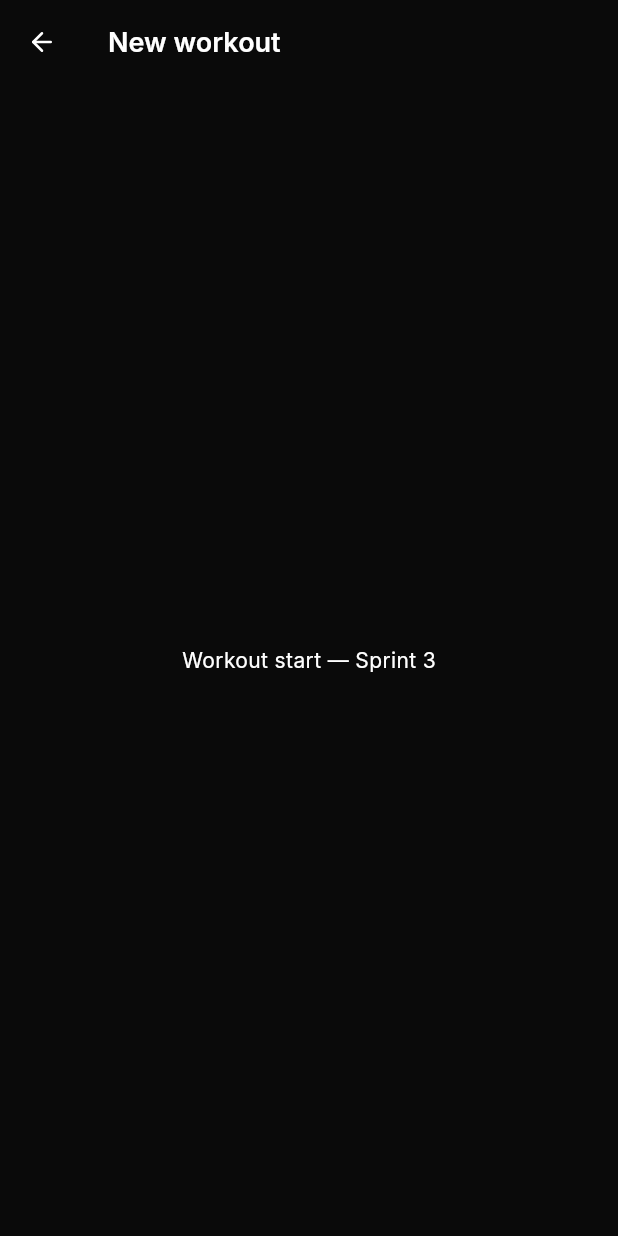
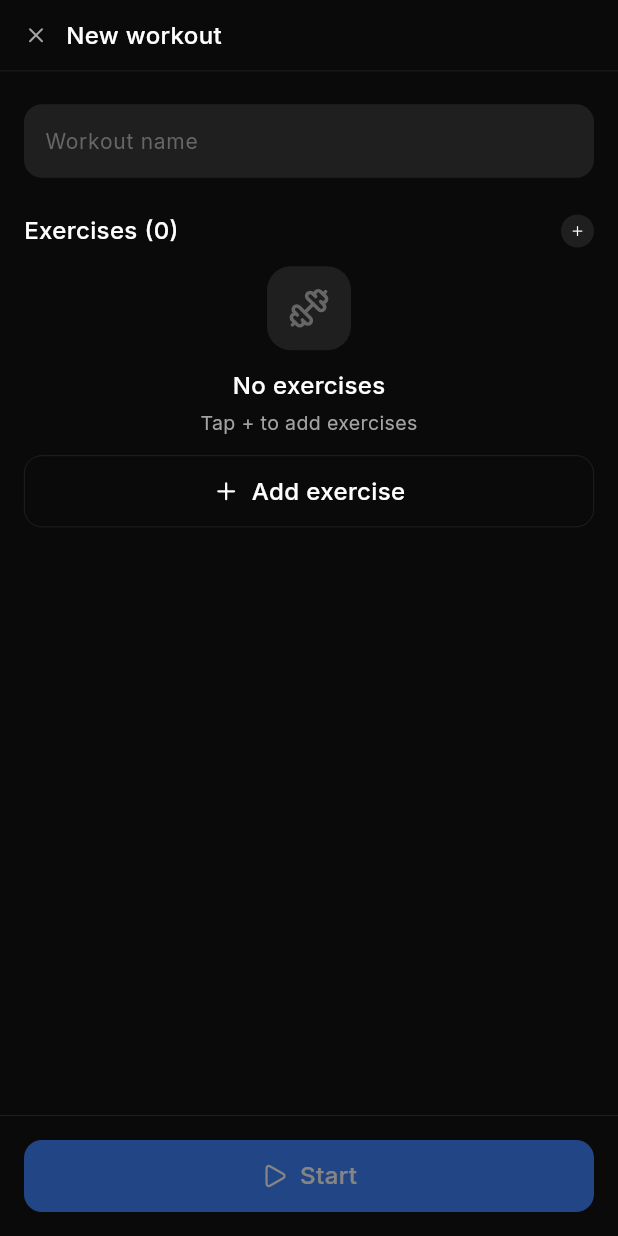
Before and after one commit to N1k312/workout-diary, a Flutter app: the screen it shows once a user with an empty profile is signed in, item 3 of the bottom bar chosen, on a phone screen of 412 x 824 dp. Run offline on Flutter 3.47's test engine with Material 3 defaults, Android fonts, the phone set to English and light mode, and no system bars; our stand-ins replace cloud_firestore, connectivity_plus, firebase_auth, firebase_core, flutter_riverpod, freezed_annotation and 3 more; accounts and stored records are empty.

Commit message:
feat(workout): add Workout Start screen with reorderable exercise list

```diff
--- a/lib/core/router/app_router.dart
+++ b/lib/core/router/app_router.dart
@@ -13,7 +13,7 @@ import '../../features/home/screens/home_screen_placeholder.dart';
 import '../../features/profile/screens/profile_screen_placeholder.dart';
 import '../../features/shell/screens/main_shell.dart';
 import '../../features/workout/screens/history_screen_placeholder.dart';
-import '../../features/workout/screens/workout_start_placeholder.dart';
+import '../../features/workout/screens/workout_start_screen.dart';
 import 'route_paths.dart';
 
 final appRouterProvider = Provider<GoRouter>((ref) {
@@ -86,7 +86,17 @@ final appRouterProvider = Provider<GoRouter>((ref) {
       ),
       GoRoute(
         path: AppRoutes.workoutStart,
-        builder: (context, state) => const WorkoutStartPlaceholder(),
+        builder: (context, state) => const WorkoutStartScreen(),
+      ),
+      GoRoute(
+        path: AppRoutes.activeWorkout,
+        builder: (context, state) {
+          final id = state.uri.queryParameters['id'];
+          return Scaffold(
+            appBar: AppBar(title: const Text('Active Workout (Sprint 4)')),
+            body: Center(child: Text('Workout ID: $id')),
+          );
+        },
       ),
       GoRoute(
         path: AppRoutes.createExercise,
--- /dev/null
+++ b/lib/features/workout/screens/workout_start_screen.dart
@@ -0,0 +1,283 @@
+import 'package:flutter/material.dart';
+import 'package:flutter_riverpod/flutter_riverpod.dart';
+import 'package:go_router/go_router.dart';
+import 'package:lucide_icons/lucide_icons.dart';
+
+import '../../../core/constants/app_colors.dart';
+import '../../../core/constants/app_radii.dart';
+import '../../../core/constants/app_spacing.dart';
+import '../../../core/constants/app_text_styles.dart';
+import '../../../core/router/route_paths.dart';
+import '../../../core/utils/snackbar_helper.dart';
+import '../../../core/widgets/avatars/muscle_group_badge.dart';
+import '../../../core/widgets/buttons/primary_button.dart';
+import '../../../core/widgets/buttons/secondary_button.dart';
+import '../../../core/widgets/inputs/text_input.dart';
+import '../../../core/widgets/states/empty_state.dart';
+import '../../../data/models/exercise_model.dart';
+import '../providers/workout_providers.dart';
+
+class WorkoutStartScreen extends ConsumerStatefulWidget {
+  const WorkoutStartScreen({super.key});
+
+  @override
+  ConsumerState<WorkoutStartScreen> createState() => _WorkoutStartScreenState();
+}
+
+class _WorkoutStartScreenState extends ConsumerState<WorkoutStartScreen> {
+  final _nameController = TextEditingController();
+  final List<ExerciseModel> _selectedExercises = [];
+
+  @override
+  void dispose() {
+    _nameController.dispose();
+    super.dispose();
+  }
+
+  @override
+  Widget build(BuildContext context) {
+    ref.listen(workoutStartNotifierProvider, (prev, next) {
+      if (next.hasError) {
+        showErrorSnackBar(context, next.error.toString());
+      }
+    });
+
+    final isLoading = ref.watch(workoutStartNotifierProvider).isLoading;
+
+    return Scaffold(
+      backgroundColor: AppColors.bgPrimary,
+      body: SafeArea(
+        child: Column(
+          children: [
+            _buildAppBar(context),
+            Expanded(
+              child: SingleChildScrollView(
+                padding: const EdgeInsets.symmetric(
+                  horizontal: AppSpacing.base,
+                ),
+                child: Column(
+                  crossAxisAlignment: CrossAxisAlignment.start,
+                  children: [
+                    const SizedBox(height: AppSpacing.base),
+                    AppTextInput(
+                      label: '',
+                      hintText: 'Workout name',
+                      controller: _nameController,
+                    ),
+                    const SizedBox(height: AppSpacing.lg),
+                    _buildExercisesHeader(),
+                    const SizedBox(height: AppSpacing.md),
+                    _buildExerciseList(),
+                    const SizedBox(height: AppSpacing.md),
+                    SecondaryButton(
+                      label: 'Add exercise',
+                      icon: LucideIcons.plus,
+                      onPressed: _openExercisePicker,
+                    ),
+                    const SizedBox(height: AppSpacing.xl),
+                  ],
+                ),
+              ),
+            ),
+            _buildBottomBar(isLoading),
+          ],
+        ),
+      ),
+    );
+  }
+
+  Widget _buildAppBar(BuildContext context) {
+    return Column(
+      children: [
+        Padding(
+          padding: const EdgeInsets.symmetric(
+            horizontal: AppSpacing.base,
+            vertical: AppSpacing.md,
+          ),
+          child: Row(
+            children: [
+              GestureDetector(
+                onTap: () => context.pop(),
+                child: const Icon(
+                  LucideIcons.x,
+                  size: 16,
+                  color: AppColors.textSecondary,
+                ),
+              ),
+              const SizedBox(width: AppSpacing.md),
+              Text('New workout', style: AppTextStyles.titleMedium),
+            ],
+          ),
+        ),
+        const Divider(
+          height: 0.5,
+          thickness: 0.5,
+          color: AppColors.borderDefault,
+        ),
+      ],
+    );
+  }
+
+  Widget _buildExercisesHeader() {
+    return Row(
+      children: [
+        Text(
+          'Exercises (${_selectedExercises.length})',
+          style: AppTextStyles.titleMedium,
+        ),
+        const Spacer(),
+        GestureDetector(
+          onTap: _openExercisePicker,
+          child: Container(
+            width: 22,
+            height: 22,
+            decoration: BoxDecoration(
+              color: AppColors.bgTertiary,
+              borderRadius: BorderRadius.circular(AppRadii.pill),
+            ),
+            child: const Icon(
+              LucideIcons.plus,
+              size: 10,
+              color: AppColors.textPrimary,
+            ),
+          ),
+        ),
+      ],
+    );
+  }
+
+  Widget _buildExerciseList() {
+    if (_selectedExercises.isEmpty) {
+      return const EmptyState(
+        icon: LucideIcons.dumbbell,
+        title: 'No exercises',
+        subtitle: 'Tap + to add exercises',
+      );
+    }
+
+    return ReorderableListView.builder(
+      shrinkWrap: true,
+      physics: const NeverScrollableScrollPhysics(),
+      buildDefaultDragHandles: false,
+      itemCount: _selectedExercises.length,
+      onReorder: (oldIndex, newIndex) {
+        setState(() {
+          if (newIndex > oldIndex) newIndex--;
+          final item = _selectedExercises.removeAt(oldIndex);
+          _selectedExercises.insert(newIndex, item);
+        });
+      },
+      itemBuilder: (context, index) {
+        final exercise = _selectedExercises[index];
+        return _buildExerciseRow(exercise, index);
+      },
+    );
+  }
+
+  Widget _buildExerciseRow(ExerciseModel exercise, int index) {
+    return Container(
+      key: ValueKey(exercise.id),
+      margin: const EdgeInsets.only(bottom: 6),
+      padding: const EdgeInsets.all(AppSpacing.md),
+      decoration: BoxDecoration(
+        color: AppColors.bgSecondary,
+        borderRadius: BorderRadius.circular(AppRadii.md),
+      ),
+      child: Row(
+        children: [
+          ReorderableDragStartListener(
+            index: index,
+            child: const Icon(
+              LucideIcons.alignJustify,
+              size: 12,
+              color: AppColors.textTertiary,
+            ),
+          ),
+          const SizedBox(width: AppSpacing.sm),
+          MuscleGroupBadge(muscleGroup: exercise.muscleGroup, size: 24),
+          const SizedBox(width: AppSpacing.sm),
+          Expanded(
+            child: Text(
+              exercise.name,
+              style: AppTextStyles.bodyMedium,
+              overflow: TextOverflow.ellipsis,
+            ),
+          ),
+          GestureDetector(
+            onTap: () => _removeExercise(exercise, index),
+            child: const Icon(
+              LucideIcons.x,
+              size: 12,
+              color: AppColors.textTertiary,
+            ),
+          ),
+        ],
+      ),
+    );
+  }
+
+  Widget _buildBottomBar(bool isLoading) {
+    return Column(
+      mainAxisSize: MainAxisSize.min,
+      children: [
+        const Divider(
+          height: 0.5,
+          thickness: 0.5,
+          color: AppColors.borderDefault,
+        ),
+        Padding(
+          padding: const EdgeInsets.all(AppSpacing.base),
+          child: PrimaryButton(
+            label: 'Start',
+            icon: LucideIcons.play,
+            isLoading: isLoading,
+            onPressed: _selectedExercises.isEmpty ? null : _handleStart,
+          ),
+        ),
+      ],
+    );
+  }
+
+  void _removeExercise(ExerciseModel exercise, int index) {
+    setState(() => _selectedExercises.removeAt(index));
+    showSuccessSnackBar(context, '${exercise.name} removed');
+  }
+
+  void _openExercisePicker() {
+    showModalBottomSheet<void>(
+      context: context,
+      isScrollControlled: true,
+      backgroundColor: AppColors.bgSecondary,
+      shape: const RoundedRectangleBorder(
+        borderRadius: BorderRadius.vertical(
+          top: Radius.circular(AppRadii.xl),
+        ),
+      ),
+      builder: (_) => Container(
+        height: 200,
+        padding: const EdgeInsets.all(AppSpacing.base),
+        child: Center(
+          child: Text(
+            'Exercise Picker — coming in Step 6',
+            style: AppTextStyles.bodyMedium,
+          ),
+        ),
+      ),
+    );
+  }
+
+  Future<void> _handleStart() async {
+    if (_selectedExercises.isEmpty) return;
+    final workout = await ref
+        .read(workoutStartNotifierProvider.notifier)
+        .startWorkout(
+          name: _nameController.text,
+          exercises: _selectedExercises,
+        );
+    if (workout != null && mounted) {
+      context.pushReplacement(
+        '${AppRoutes.activeWorkout}?id=${workout.id}',
+      );
+    }
+  }
+}
```
